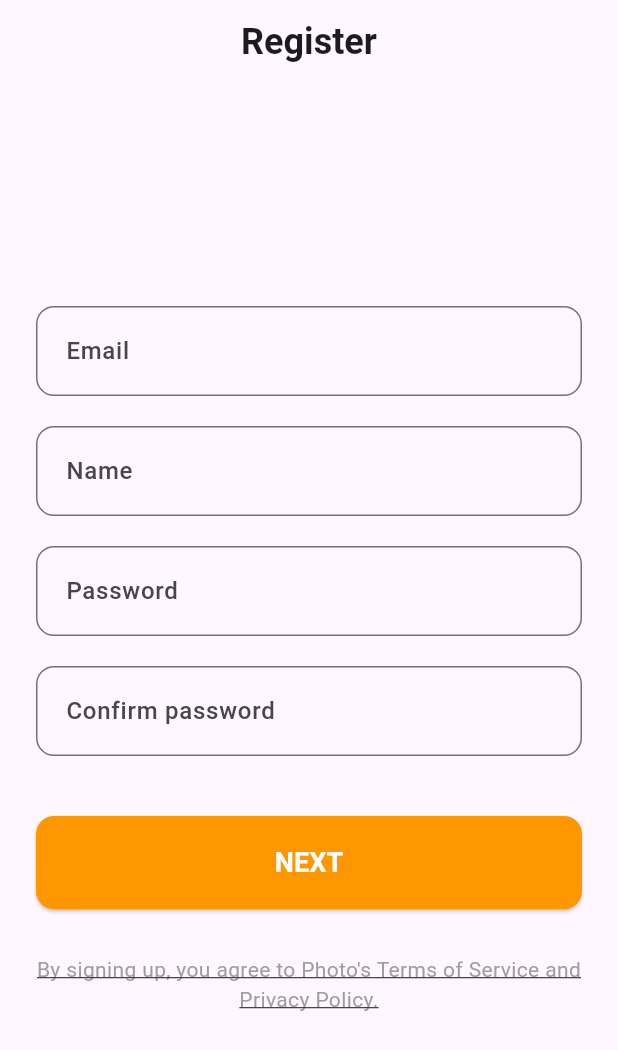
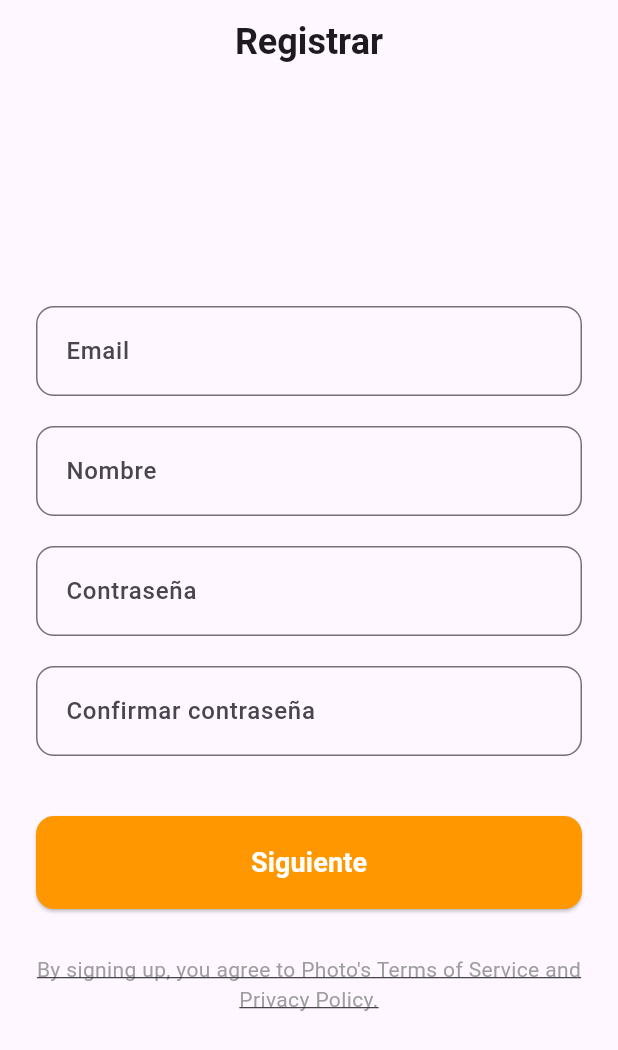
Before and after one commit to AugmentedFocus/AugmentedFocus, a Flutter app: the RegisterScreen screen opened directly, on a phone screen of 412 x 824 dp. Shown: the top 1050 px of the screen. Run offline on Flutter 3.47's test engine with Material 3 defaults, Android fonts, the phone set to English and light mode, and no system bars; our stand-ins replace flutter_riverpod; missing offline and left inert: arcore_flutter_plugin; network calls fail.

Commit message:
Fixed login, register and welcome screen language

```diff
--- a/lib/screens/login/login_screen.dart
+++ b/lib/screens/login/login_screen.dart
@@ -7,7 +7,7 @@ class LoginScreen extends StatelessWidget {
     return Scaffold(
       appBar: AppBar(
         title: const Text(
-          'Log in',
+          'Iniciar sesión',
           style: TextStyle(fontSize: 24, fontWeight: FontWeight.bold),
         ),
         centerTitle: true,
@@ -32,11 +32,11 @@ class LoginScreen extends StatelessWidget {
               const SizedBox(height: 40),
 
               // Email Text Field
-              _buildTextField(label: 'Email', hint: 'Enter your email'),
+              _buildTextField(label: 'Email', hint: 'Ingresa tu email'),
               const SizedBox(height: 20),
 
               // Password Text Field
-              _buildTextField(label: 'Password', hint: 'Enter your password', obscureText: true),
+              _buildTextField(label: 'Constraseña', hint: 'Ingresa tu contraseña', obscureText: true),
               const SizedBox(height: 40),
 
               // Login Button
@@ -57,7 +57,7 @@ class LoginScreen extends StatelessWidget {
                     ),
                   ),
                   child: const Text(
-                    'LOG IN',
+                    'Iniciar sesión',
                     style: TextStyle(
                       color: Colors.white,
                       fontSize: 18,
--- a/lib/screens/login/register_screen.dart
+++ b/lib/screens/login/register_screen.dart
@@ -6,7 +6,7 @@ class RegisterScreen extends StatelessWidget {
     return Scaffold(
       appBar: AppBar(
         title: const Text(
-          'Register',
+          'Registrar',
           style: TextStyle(fontSize: 24, fontWeight: FontWeight.bold),
         ),
         centerTitle: true,
@@ -18,16 +18,16 @@ class RegisterScreen extends StatelessWidget {
           child: Column(
             crossAxisAlignment: CrossAxisAlignment.stretch,
             children: [
-              _buildTextField(label: 'Email', hint: 'Enter your email'),
+              _buildTextField(label: 'Email', hint: 'Ingresa tu email'),
               const SizedBox(height: 20),
 
-              _buildTextField(label: 'Name', hint: 'Enter your name'),
+              _buildTextField(label: 'Nombre', hint: 'Ingresa tu nombre'),
               const SizedBox(height: 20),
 
-              _buildTextField(label: 'Password', hint: 'Create a password', obscureText: true),
+              _buildTextField(label: 'Contraseña', hint: 'Crea tu contraseña', obscureText: true),
               const SizedBox(height: 20),
 
-              _buildTextField(label: 'Confirm password', hint: 'Confirm your password', obscureText: true),
+              _buildTextField(label: 'Confirmar contraseña', hint: 'Confirma tu contraseña', obscureText: true),
               const SizedBox(height: 40),
 
               SizedBox(
@@ -44,7 +44,7 @@ class RegisterScreen extends StatelessWidget {
                     ),
                   ),
                   child: const Text(
-                    'NEXT',
+                    'Siguiente',
                     style: TextStyle(
                       color: Colors.white,
                       fontSize: 18,
--- a/lib/screens/login/welcome_screen.dart
+++ b/lib/screens/login/welcome_screen.dart
@@ -60,7 +60,7 @@ class _WelcomeScreenState extends State<WelcomeScreen> {
                           elevation: 5,
                         ),
                         child: const Text(
-                          'LOG IN',
+                          'Iniciar sesión',
                           style: TextStyle(
                             color: Colors.black,
                             fontSize: 18,
@@ -94,7 +94,7 @@ class _WelcomeScreenState extends State<WelcomeScreen> {
                           elevation: 5,
                         ),
                         child: const Text(
-                          'REGISTER',
+                          'Registrar',
                           style: TextStyle(
                             color: Colors.white,
                             fontSize: 18,
```
